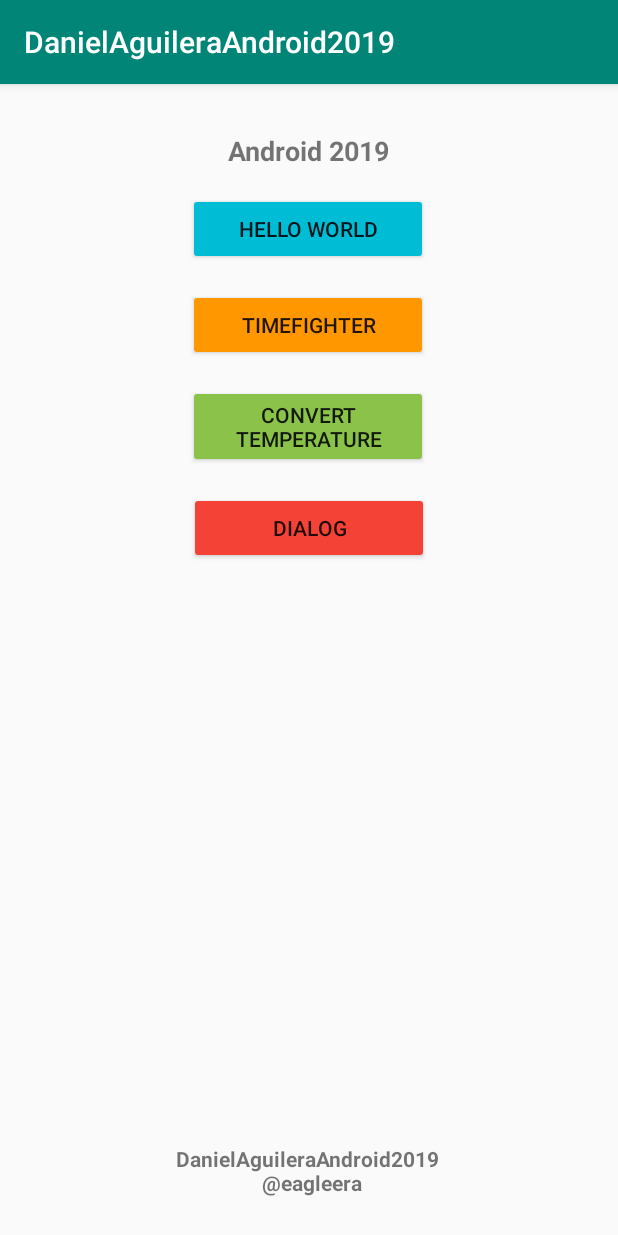
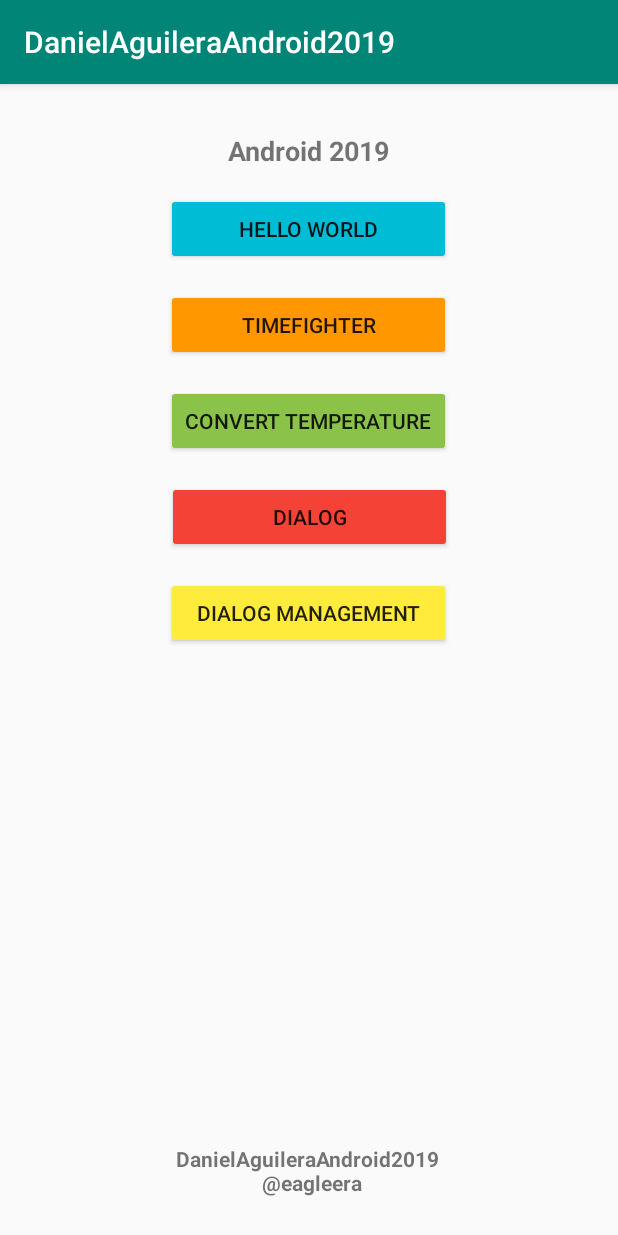
Before and after one commit to eagleera/DanielAguileraAndroid2019, an Android app: the screen it shows after launch (MainActivity), on a phone screen of 412 x 824 dp. Run offline under Robolectric (Android 15) with nearby library versions, the phone set to English and light mode, and no system bars.

Commit message:
added dialog image activity

```diff
--- a/app/src/main/java/com/example/danielaguileraandroid2019/MainActivity.kt
+++ b/app/src/main/java/com/example/danielaguileraandroid2019/MainActivity.kt
@@ -16,6 +16,11 @@ class MainActivity : AppCompatActivity() {
             startActivity(intent)
         }
 
+        btnTimeFighter.setOnClickListener {
+            val intent = Intent(this, TimeFighter::class.java)
+            startActivity(intent)
+        }
+
         btnTempConversion.setOnClickListener {
             val intent = Intent(this, TemperatureConversion::class.java)
             startActivity(intent)
@@ -24,5 +29,9 @@ class MainActivity : AppCompatActivity() {
             val intent = Intent(this, Dialog::class.java)
             startActivity(intent)
         }
+        btnDialogMgmt.setOnClickListener {
+            val intent = Intent(this, DialogManagement::class.java)
+            startActivity(intent)
+        }
     }
 }
--- a/app/src/main/res/layout/activity_main.xml
+++ b/app/src/main/res/layout/activity_main.xml
@@ -16,33 +16,45 @@
             app:layout_constraintTop_toTopOf="parent" app:layout_constraintEnd_toEndOf="parent"
             app:layout_constraintStart_toStartOf="parent" android:textStyle="bold" android:id="@+id/textView"
             android:textSize="18sp" app:layout_constraintHorizontal_bias="0.498"/>
+
     <Button
-            android:text="@string/hello_world"
+            android:id="@+id/btnHelloWorld"
             android:layout_width="wrap_content"
             android:layout_height="wrap_content"
-            android:id="@+id/btnHelloWorld" app:layout_constraintEnd_toEndOf="parent"
-            app:layout_constraintStart_toStartOf="parent" android:layout_marginTop="16dp"
-            app:layout_constraintTop_toBottomOf="@+id/textView" app:layout_constraintHorizontal_bias="0.498"
-            android:width="160dp" android:backgroundTint="#00BCD4"/>
+            android:layout_marginTop="16dp"
+            android:width="190dp"
+            android:backgroundTint="#00BCD4"
+            android:text="@string/hello_world"
+            app:layout_constraintEnd_toEndOf="parent"
+            app:layout_constraintHorizontal_bias="0.498"
+            app:layout_constraintStart_toStartOf="parent"
+            app:layout_constraintTop_toBottomOf="@+id/textView" />
+
     <Button
-            android:text="@string/tempConversion"
+            android:id="@+id/btnTempConversion"
             android:layout_width="wrap_content"
             android:layout_height="wrap_content"
-            android:id="@+id/btnTempConversion" app:layout_constraintEnd_toEndOf="parent"
+            android:layout_marginTop="16dp"
+            android:width="190dp"
+            android:backgroundTint="#8BC34A"
+            android:text="@string/tempConversion"
+            app:layout_constraintEnd_toEndOf="parent"
+            app:layout_constraintHorizontal_bias="0.498"
             app:layout_constraintStart_toStartOf="parent"
-            app:layout_constraintHorizontal_bias="0.498"
-            android:width="160dp"
-            android:backgroundTint="#8BC34A" android:layout_marginTop="16dp"
-            app:layout_constraintTop_toBottomOf="@+id/btnTimeFighter2"/>
+            app:layout_constraintTop_toBottomOf="@+id/btnTimeFighter" />
+
     <Button
-            android:text="@string/timefighter"
+            android:id="@+id/btnTimeFighter"
             android:layout_width="wrap_content"
             android:layout_height="wrap_content"
-            android:id="@+id/btnTimeFighter2" app:layout_constraintEnd_toEndOf="parent"
+            android:layout_marginTop="16dp"
+            android:width="190dp"
+            android:backgroundTint="#FF9800"
+            android:text="@string/timefighter"
+            app:layout_constraintEnd_toEndOf="parent"
+            app:layout_constraintHorizontal_bias="0.498"
             app:layout_constraintStart_toStartOf="parent"
-            app:layout_constraintHorizontal_bias="0.498" android:layout_marginTop="16dp"
-            app:layout_constraintTop_toBottomOf="@+id/btnHelloWorld" android:width="160dp"
-            android:backgroundTint="#FF9800"/>
+            app:layout_constraintTop_toBottomOf="@+id/btnHelloWorld" />
     <TextView
             android:text="@string/name_repo"
             android:layout_width="wrap_content"
@@ -58,11 +70,24 @@
             android:layout_width="wrap_content"
             android:layout_height="wrap_content"
             android:layout_marginTop="16dp"
-            android:width="160sp"
+            android:width="190sp"
             android:backgroundTint="#F44336"
             android:text="@string/dialog"
             app:layout_constraintEnd_toEndOf="parent"
             app:layout_constraintStart_toStartOf="parent"
             app:layout_constraintTop_toBottomOf="@+id/btnTempConversion" />
 
+    <Button
+            android:id="@+id/btnDialogMgmt"
+            android:layout_width="wrap_content"
+            android:layout_height="wrap_content"
+            android:layout_marginTop="16dp"
+            android:width="190sp"
+            android:backgroundTint="#FFEB3B"
+            android:text="@string/dialog_management"
+            app:layout_constraintEnd_toEndOf="parent"
+            app:layout_constraintHorizontal_bias="0.498"
+            app:layout_constraintStart_toStartOf="parent"
+            app:layout_constraintTop_toBottomOf="@+id/btnDialog" />
+
 </android.support.constraint.ConstraintLayout>
--- a/app/src/main/res/values/strings.xml
+++ b/app/src/main/res/values/strings.xml
@@ -20,4 +20,10 @@
     <string name="btn_login">Login</string>
     <string name="btn_cancel">Cancel</string>
     <string name="btn_mostrar_dialogo">Mostrar dialogo</string>
+    <string name="dialog_management">Dialog Management</string>
+    <string name="show_img">Show Image</string>
+    <string name="close_app">Close Application</string>
+    <string name="close_dialog">Close</string>
+    <string name="cancel_dialog">Cancel</string>
+    <string name="you_sure_close_app">Are you sure you want to close the application?</string>
 </resources>
```
Also changed, not shown: app/src/main/AndroidManifest.xml (+8 -11 lines), app/src/main/java/com/example/danielaguileraandroid2019/DialogManagement.kt (added, +37 -0 lines), app/src/main/res/layout/activity_dialog_management.xml (added, +29 -0 lines), app/src/main/res/layout/dialog_mgmt_close.xml (added, +43 -0 lines), app/src/main/res/layout/dialog_mgmt_image.xml (added, +27 -0 lines), app/src/main/res/drawable/dragonite.jpg (added).
